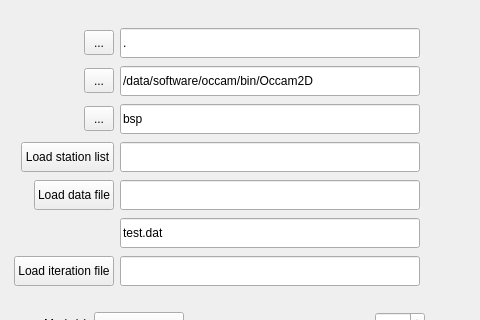
The window that mtpy/utils/gui/occam2d/v1/fourthgui.ui (MTgeophysics/mtpy) describes before a commit, drawn with Qt 5; both pictures show x 448 to 928 and y 0 to 320 of the 928 by 681 pixel window.
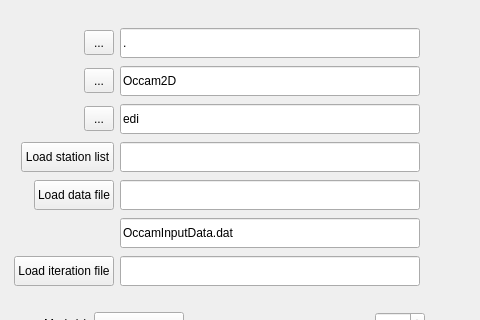
The same window after the commit.

Commit message: occam gui - started to transfer to current Occam set up

The edit to the form file:
```diff
--- a/mtpy/utils/gui/occam2d/v1/fourthgui.ui
+++ b/mtpy/utils/gui/occam2d/v1/fourthgui.ui
@@ -1766,7 +1766,7 @@
          </size>
         </property>
         <property name="text">
-         <string>/data/software/occam/bin/Occam2D</string>
+         <string>Occam2D</string>
         </property>
        </widget>
       </item>
@@ -1857,7 +1857,7 @@
          </size>
         </property>
         <property name="text">
-         <string>bsp</string>
+         <string>edi</string>
         </property>
        </widget>
       </item>
@@ -2105,7 +2105,7 @@
          </size>
         </property>
         <property name="text">
-         <string>test.dat</string>
+         <string>OccamInputData.dat</string>
         </property>
        </widget>
       </item>
```
Left out of the diff: 10 changed lines with no effect on the pictures. The commit also changes 2 other files.
